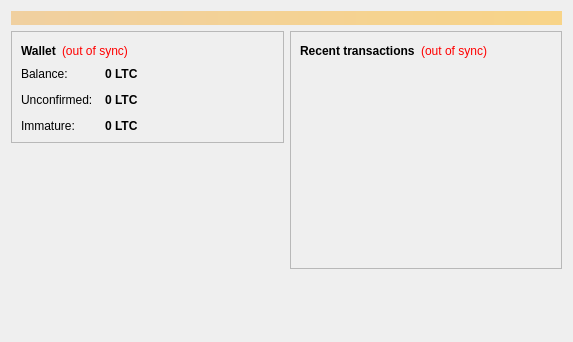
Before: the Qt Designer form src/qt/forms/overviewpage.ui in moneycoin/moneycoin, drawn with Qt 5.
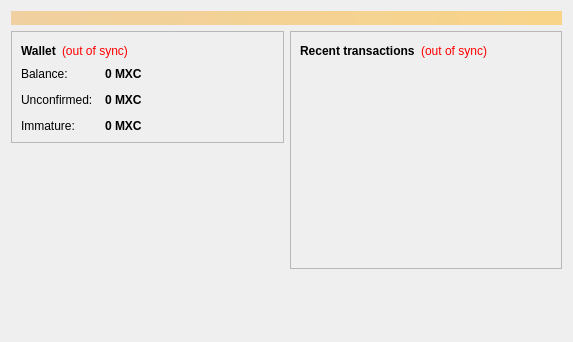
After: the same form once the commit is applied.

The edit to the form file:
```diff
--- a/src/qt/forms/overviewpage.ui
+++ b/src/qt/forms/overviewpage.ui
@@ -122,7 +122,7 @@
                <string>Your current balance</string>
               </property>
               <property name="text">
-               <string notr="true">0 LTC</string>
+               <string notr="true">0 MXC</string>
               </property>
               <property name="textInteractionFlags">
                <set>Qt::LinksAccessibleByMouse|Qt::TextSelectableByKeyboard|Qt::TextSelectableByMouse</set>
@@ -151,7 +151,7 @@
                <string>Total of transactions that have yet to be confirmed, and do not yet count toward the current balance</string>
               </property>
               <property name="text">
-               <string notr="true">0 LTC</string>
+               <string notr="true">0 MXC</string>
               </property>
               <property name="textInteractionFlags">
                <set>Qt::LinksAccessibleByMouse|Qt::TextSelectableByKeyboard|Qt::TextSelectableByMouse</set>
@@ -177,7 +177,7 @@
                <string>Mined balance that has not yet matured</string>
               </property>
               <property name="text">
-               <string notr="true">0 LTC</string>
+               <string notr="true">0 MXC</string>
               </property>
               <property name="textInteractionFlags">
                <set>Qt::LinksAccessibleByMouse|Qt::TextSelectableByKeyboard|Qt::TextSelectableByMouse</set>
```
Left out of the diff: 4 changed lines with no effect on the pictures.
